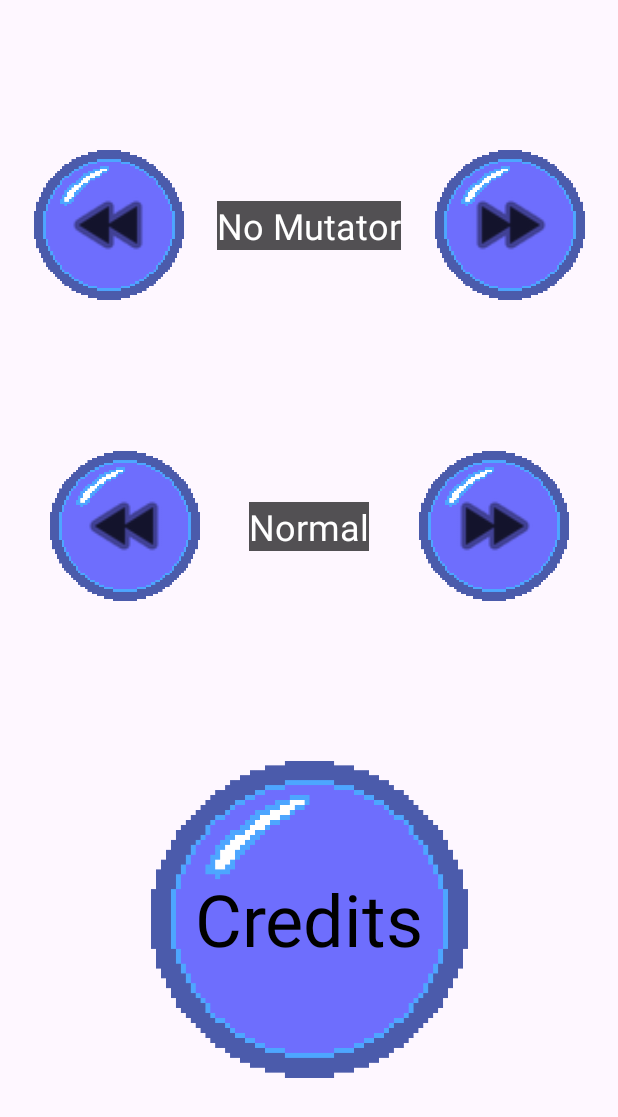
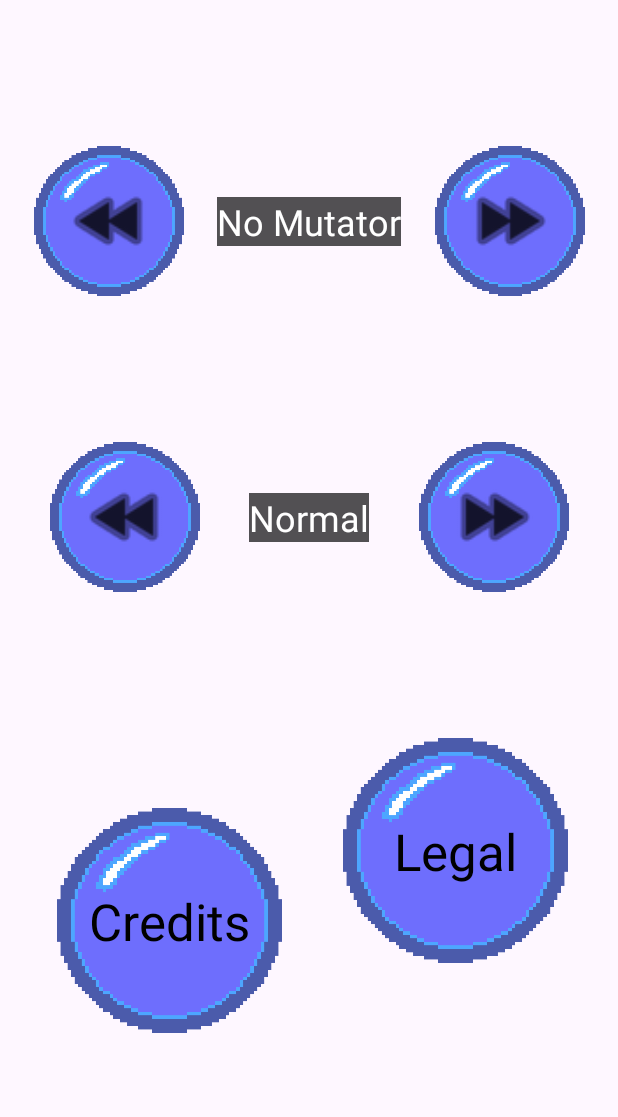
Before and after one commit to asurazero/bubblepop, an Android app: the Settings screen opened directly, with no data from a screen before it, on a phone screen of 412 x 824 dp. Shown: the top 1117 px of the screen. Run offline under Robolectric (Android 15) with nearby library versions, the light colour scheme and no system bars; our stand-ins replace AdMob.

Commit message:
Built out credits and legal menus

```diff
--- a/app/src/main/java/com/game/bubblepop/Settings.kt
+++ b/app/src/main/java/com/game/bubblepop/Settings.kt
@@ -3,12 +3,16 @@
 import android.content.SharedPreferences
 import android.os.Bundle
 import android.widget.ImageView
+import android.widget.ScrollView
 import android.widget.TextView
 import androidx.activity.enableEdgeToEdge
 import androidx.appcompat.app.AppCompatActivity
 import androidx.core.view.ViewCompat
 import androidx.core.view.WindowInsetsCompat
 import android.util.Log // Import Log
+import android.view.View
+import java.io.IOException
+import java.io.InputStream
 
 class Settings : AppCompatActivity() {
 
@@ -17,23 +21,55 @@
     private val KEY_MUTATOR = "mutator"
     private val KEY_DIFFICULTY = "difficulty"
 
+    private lateinit var legalButton: ImageView
+    private lateinit var legalText: TextView
+    private lateinit var legalScrollView: ScrollView
+    private lateinit var mutatorRightButton: ImageView
+    private lateinit var mutatorLeftButton: ImageView
+    private lateinit var difficultyRightButton: ImageView
+    private lateinit var difficultyLeftButton: ImageView
+    private lateinit var mutatorTextView: TextView
+    private lateinit var difficultyTextView: TextView
+    private lateinit var creditsButton: ImageView
+    private lateinit var dismissButton: ImageView
+    private lateinit var dismissButtonText: TextView
+    private lateinit var image1: ImageView
+    private lateinit var image2: ImageView
+    private lateinit var image3: ImageView
+    private lateinit var image4: ImageView
+    private lateinit var legalButtonText: TextView
+    private lateinit var creditsButtonText: TextView
+
     override fun onCreate(savedInstanceState: Bundle?) {
         super.onCreate(savedInstanceState)
         enableEdgeToEdge()
         setContentView(R.layout.activity_settings)
 
         sharedPreferences = getSharedPreferences(PREFS_NAME, MODE_PRIVATE)
+
+        legalButton = findViewById(R.id.legalbutton)
+        legalText = findViewById(R.id.legalTextView)
+        legalScrollView = findViewById(R.id.legalScrollView)
+        mutatorRightButton = findViewById(R.id.mutatorbuttonright)
+        mutatorLeftButton = findViewById(R.id.mutatorbuttonleft)
+        difficultyRightButton = findViewById(R.id.difficultyright)
+        difficultyLeftButton = findViewById(R.id.difficultyleft)
+        mutatorTextView = findViewById(R.id.mutatortext)
+        difficultyTextView = findViewById(R.id.difficultytext)
+        creditsButton = findViewById(R.id.creditsbutton)
+        dismissButton = findViewById(R.id.dismissbutton)
+        dismissButtonText = findViewById(R.id.textViewDismiss)
+        image1 = findViewById(R.id.imageView1)
+        image2 = findViewById(R.id.imageViewL)
+        image3 = findViewById(R.id.imageView)
+        image4 = findViewById(R.id.imageView3)
+        legalButtonText = findViewById(R.id.textView3)
+        creditsButtonText = findViewById(R.id.textView)
+
         //TODO switch this back to the Main. unlockedMutators when done testing
         val availableMutators = MainActivity.GameModeStates.unlockedMutators.toMutableList()
         //val availableMutators = MainActivity.GameModeStates.unlockedForTesting.toMutableList()
         val difficultyList = mutableListOf("Easy", "Normal", "Hard")
-
-        val mutatorRightButton = findViewById<ImageView>(R.id.mutatorbuttonright)
-        val mutatorLeftButton = findViewById<ImageView>(R.id.mutatorbuttonleft)
-        val difficultyRightButton = findViewById<ImageView>(R.id.difficultyright)
-        val difficultyLeftButton = findViewById<ImageView>(R.id.difficultyleft)
-        val mutatorText = findViewById<TextView>(R.id.mutatortext)
-        val difficultyText = findViewById<TextView>(R.id.difficultytext)
 
         // Load saved settings or use defaults
         var currentMutatorIndex = availableMutators.indexOf(sharedPreferences.getString(KEY_MUTATOR, "No Mutator"))
@@ -43,46 +79,124 @@
         if (currentMutatorIndex == -1) currentMutatorIndex = 0
         if (currentDifficultyIndex == -1) currentDifficultyIndex = 1
 
-        mutatorText.text = availableMutators[currentMutatorIndex]
-        difficultyText.text = difficultyList[currentDifficultyIndex]
-        MainActivity.GameModeStates.gameDifficulty = difficultyText.text.toString()
-        updateMutatorState(mutatorText.text.toString())
+        mutatorTextView.text = availableMutators[currentMutatorIndex]
+        difficultyTextView.text = difficultyList[currentDifficultyIndex]
+        MainActivity.GameModeStates.gameDifficulty = difficultyTextView.text.toString()
+        updateMutatorState(mutatorTextView.text.toString())
 
         mutatorRightButton.setOnClickListener {
             currentMutatorIndex = (currentMutatorIndex + 1) % availableMutators.size
-            mutatorText.text = availableMutators[currentMutatorIndex]
-            updateMutatorState(mutatorText.text.toString())
+            mutatorTextView.text = availableMutators[currentMutatorIndex]
+            updateMutatorState(mutatorTextView.text.toString())
             saveSettings()
-            Log.d("Settings", "Mutator Right Clicked. New Mutator: ${mutatorText.text}") //added logs
+            Log.d("Settings", "Mutator Right Clicked. New Mutator: ${mutatorTextView.text}") //added logs
         }
         mutatorLeftButton.setOnClickListener {
             currentMutatorIndex = (currentMutatorIndex - 1 + availableMutators.size) % availableMutators.size
-            mutatorText.text = availableMutators[currentMutatorIndex]
-            updateMutatorState(mutatorText.text.toString())
+            mutatorTextView.text = availableMutators[currentMutatorIndex]
+            updateMutatorState(mutatorTextView.text.toString())
             saveSettings()
-            Log.d("Settings", "Mutator Left Clicked. New Mutator: ${mutatorText.text}")//added logs
+            Log.d("Settings", "Mutator Left Clicked. New Mutator: ${mutatorTextView.text}")//added logs
         }
 
         //difficulty buttons logic
         difficultyRightButton.setOnClickListener {
             currentDifficultyIndex = (currentDifficultyIndex + 1) % difficultyList.size
-            difficultyText.text = difficultyList[currentDifficultyIndex]
-            MainActivity.GameModeStates.gameDifficulty = difficultyText.text.toString()
+            difficultyTextView.text = difficultyList[currentDifficultyIndex]
+            MainActivity.GameModeStates.gameDifficulty = difficultyTextView.text.toString()
             saveSettings()
-            Log.d("Settings", "Difficulty Right Clicked. New Difficulty: ${difficultyText.text}")//added logs
+            Log.d("Settings", "Difficulty Right Clicked. New Difficulty: ${difficultyTextView.text}")//added logs
         }
         difficultyLeftButton.setOnClickListener {
             currentDifficultyIndex = (currentDifficultyIndex - 1 + difficultyList.size) % difficultyList.size
-            difficultyText.text = difficultyList[currentDifficultyIndex]
-            MainActivity.GameModeStates.gameDifficulty = difficultyText.text.toString()
+            difficultyTextView.text = difficultyList[currentDifficultyIndex]
+            MainActivity.GameModeStates.gameDifficulty = difficultyTextView.text.toString()
             saveSettings()
-            Log.d("Settings", "Difficulty Left Clicked. New Difficulty: ${difficultyText.text}")//added logs
+            Log.d("Settings", "Difficulty Left Clicked. New Difficulty: ${difficultyTextView.text}")//added logs
         }
-
+        legalButton.setOnClickListener {
+            hideUI()
+            legalScrollView.visibility = View.VISIBLE
+            legalText.visibility = View.VISIBLE
+            dismissButton.visibility = View.VISIBLE
+            dismissButtonText.visibility = View.VISIBLE
+            loadLegalText()
+        }
+        creditsButton.setOnClickListener {
+            hideUI()
+            legalScrollView.visibility = View.VISIBLE
+            legalText.visibility = View.VISIBLE
+            dismissButton.visibility = View.VISIBLE
+            dismissButtonText.visibility = View.VISIBLE
+            loadCreditsText()
+        }
+        dismissButton.setOnClickListener {
+            defaultUI()
+            dismissButton.visibility = View.GONE
+            dismissButtonText.visibility = View.GONE
+            legalScrollView.visibility = View.GONE
+            legalText.visibility = View.GONE
+        }
         ViewCompat.setOnApplyWindowInsetsListener(findViewById(R.id.main)) { v, insets ->
             val systemBars = insets.getInsets(WindowInsetsCompat.Type.systemBars())
             v.setPadding(systemBars.left, systemBars.top, systemBars.right, systemBars.bottom)
             insets
+        }
+    }
+
+    private fun loadLegalText() {
+        legalText.text = loadTextFromAsset("bubblepoplegal.txt")
+    }
+
+    private fun loadCreditsText() {
+        legalText.text = loadTextFromAsset("credits.txt")
+    }
+
+    private fun hideUI() {
+        image1.visibility = View.GONE
+        image2.visibility = View.GONE
+        image3.visibility = View.GONE
+        image4.visibility = View.GONE
+        legalButtonText.visibility = View.GONE
+        creditsButtonText.visibility = View.GONE
+        mutatorRightButton.visibility = View.GONE
+        mutatorLeftButton.visibility = View.GONE
+        difficultyRightButton.visibility = View.GONE
+        difficultyLeftButton.visibility = View.GONE
+        mutatorTextView.visibility = View.GONE
+        difficultyTextView.visibility = View.GONE
+        legalButton.visibility = View.GONE
+        creditsButton.visibility = View.GONE
+    }
+
+    private fun defaultUI() {
+        image1.visibility = View.VISIBLE
+        image2.visibility = View.VISIBLE
+        image3.visibility = View.VISIBLE
+        image4.visibility = View.VISIBLE
+        legalButtonText.visibility = View.VISIBLE
+        creditsButtonText.visibility = View.VISIBLE
+        mutatorRightButton.visibility = View.VISIBLE
+        mutatorLeftButton.visibility = View.VISIBLE
+        difficultyRightButton.visibility = View.VISIBLE
+        difficultyLeftButton.visibility = View.VISIBLE
+        mutatorTextView.visibility = View.VISIBLE
+        difficultyTextView.visibility = View.VISIBLE
+        legalButton.visibility = View.VISIBLE
+        creditsButton.visibility = View.VISIBLE
+    }
+
+    private fun loadTextFromAsset(fileName: String): String {
+        return try {
+            val inputStream: InputStream = assets.open(fileName)
+            val size: Int = inputStream.available()
+            val buffer = ByteArray(size)
+            inputStream.read(buffer)
+            inputStream.close()
+            String(buffer, Charsets.UTF_8)
+        } catch (e: IOException) {
+            Log.e("Settings", "Error loading text from asset: $fileName", e)
+            ""
         }
     }
 
--- a/app/src/main/res/layout/activity_settings.xml
+++ b/app/src/main/res/layout/activity_settings.xml
@@ -6,6 +6,116 @@
     android:layout_width="match_parent"
     android:layout_height="match_parent"
     tools:context=".Settings">
+
+    <ScrollView
+        android:id="@+id/legalScrollView"
+        android:layout_width="0dp"
+        android:layout_height="0dp"
+        android:clickable="true"
+        android:focusable="true"
+        android:visibility="gone"
+        app:layout_constraintBottom_toBottomOf="parent"
+        app:layout_constraintEnd_toEndOf="parent"
+        app:layout_constraintStart_toStartOf="parent"
+        app:layout_constraintTop_toTopOf="parent">
+
+        <TextView
+            android:id="@+id/legalTextView"
+            android:layout_width="match_parent"
+            android:layout_height="wrap_content"
+            android:padding="16dp"
+            android:text="test text"
+            android:textColor="@color/black"
+            android:textSize="16sp" />
+    </ScrollView>
+
+    <androidx.constraintlayout.widget.ConstraintLayout
+        android:id="@+id/constraintLayout69"
+        android:layout_width="wrap_content"
+        android:layout_height="wrap_content"
+        android:layout_marginStart="261dp"
+        android:layout_marginBottom="581dp"
+        app:layout_constraintBottom_toBottomOf="parent"
+        app:layout_constraintEnd_toEndOf="parent"
+        app:layout_constraintStart_toStartOf="parent"
+        app:layout_constraintTop_toTopOf="parent">
+
+        <ImageView
+            android:id="@+id/dismissbutton"
+            android:layout_width="150dp"
+            android:layout_height="150dp"
+            android:clickable="true"
+            android:focusable="true"
+            android:visibility="gone"
+            app:layout_constraintBottom_toBottomOf="parent"
+            app:layout_constraintEnd_toEndOf="parent"
+            app:layout_constraintHorizontal_bias="0.5"
+            app:layout_constraintStart_toStartOf="parent"
+            app:layout_constraintTop_toTopOf="parent"
+            app:layout_constraintVertical_bias="0.5"
+            app:srcCompat="@drawable/bubble"
+            tools:visibility="gone" />
+
+        <TextView
+            android:id="@+id/textViewDismiss"
+            android:layout_width="wrap_content"
+            android:layout_height="wrap_content"
+            android:text="Dismiss"
+            android:textColor="@color/black"
+            android:textSize="34sp"
+            android:visibility="gone"
+            app:layout_constraintBottom_toBottomOf="parent"
+            app:layout_constraintEnd_toEndOf="parent"
+            app:layout_constraintHorizontal_bias="0.5"
+            app:layout_constraintStart_toStartOf="parent"
+            app:layout_constraintTop_toTopOf="parent"
+            app:layout_constraintVertical_bias="0.5"
+            tools:visibility="gone" />
+
+    </androidx.constraintlayout.widget.ConstraintLayout>
+
+    <androidx.constraintlayout.widget.ConstraintLayout
+        android:id="@+id/constraintLayout6"
+        android:layout_width="wrap_content"
+        android:layout_height="wrap_content"
+        android:layout_marginStart="228dp"
+        android:layout_marginTop="445dp"
+        android:layout_marginEnd="33dp"
+        android:layout_marginBottom="136dp"
+        app:layout_constraintBottom_toBottomOf="parent"
+        app:layout_constraintEnd_toEndOf="parent"
+        app:layout_constraintStart_toStartOf="parent"
+        app:layout_constraintTop_toTopOf="parent">
+
+        <ImageView
+            android:id="@+id/legalbutton"
+            android:layout_width="150dp"
+            android:layout_height="150dp"
+            android:clickable="true"
+            android:focusable="true"
+            app:layout_constraintBottom_toBottomOf="parent"
+            app:layout_constraintEnd_toEndOf="parent"
+            app:layout_constraintHorizontal_bias="0.5"
+            app:layout_constraintStart_toStartOf="parent"
+            app:layout_constraintTop_toTopOf="parent"
+            app:layout_constraintVertical_bias="0.5"
+            app:srcCompat="@drawable/bubble" />
+
+        <TextView
+            android:id="@+id/textView3"
+            android:layout_width="wrap_content"
+            android:layout_height="wrap_content"
+            android:text="Legal"
+            android:textColor="@color/black"
+            android:textSize="34sp"
+            app:layout_constraintBottom_toBottomOf="parent"
+            app:layout_constraintEnd_toEndOf="parent"
+            app:layout_constraintHorizontal_bias="0.5"
+            app:layout_constraintStart_toStartOf="parent"
+            app:layout_constraintTop_toTopOf="parent"
+            app:layout_constraintVertical_bias="0.5" />
+
+    </androidx.constraintlayout.widget.ConstraintLayout>
 
     <androidx.constraintlayout.widget.ConstraintLayout
         android:id="@+id/constraintLayout5"
@@ -222,19 +332,22 @@
     </androidx.constraintlayout.widget.ConstraintLayout>
 
     <androidx.constraintlayout.widget.ConstraintLayout
-        android:id="@+id/constraintLayout6"
-        android:layout_width="212dp"
-        android:layout_height="223dp"
+        android:id="@+id/constraintLayout68"
+        android:layout_width="wrap_content"
+        android:layout_height="wrap_content"
+        android:layout_marginStart="37dp"
+        android:layout_marginTop="492dp"
+        android:layout_marginEnd="224dp"
+        android:layout_marginBottom="89dp"
         app:layout_constraintBottom_toBottomOf="parent"
         app:layout_constraintEnd_toEndOf="parent"
-        app:layout_constraintHorizontal_bias="0.5"
         app:layout_constraintStart_toStartOf="parent"
-        app:layout_constraintTop_toBottomOf="@+id/constraintLayout3">
+        app:layout_constraintTop_toTopOf="parent">
 
         <ImageView
-            android:id="@+id/startbutton"
-            android:layout_width="211dp"
-            android:layout_height="216dp"
+            android:id="@+id/creditsbutton"
+            android:layout_width="150dp"
+            android:layout_height="150dp"
             android:clickable="true"
             android:focusable="true"
             app:layout_constraintBottom_toBottomOf="parent"
@@ -251,7 +364,7 @@
             android:layout_height="wrap_content"
             android:text="Credits"
             android:textColor="@color/black"
-            android:textSize="48sp"
+            android:textSize="34sp"
             app:layout_constraintBottom_toBottomOf="parent"
             app:layout_constraintEnd_toEndOf="parent"
             app:layout_constraintHorizontal_bias="0.5"
```
Also changed, not shown: app/src/main/assets/bubblepoplegal.txt (added, +172 -0 lines), app/src/main/assets/credits.txt (added, +14 -0 lines).
